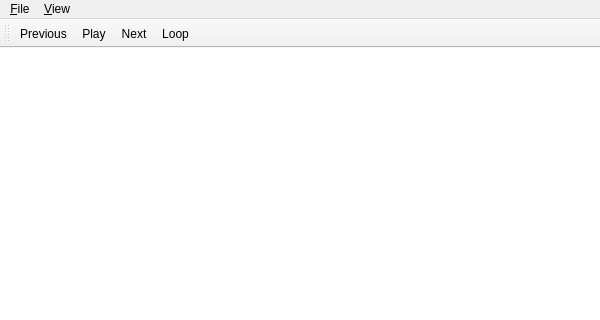
The window that mainwindow.ui (nilsding/foxbox) describes before a commit, drawn with Qt 5.
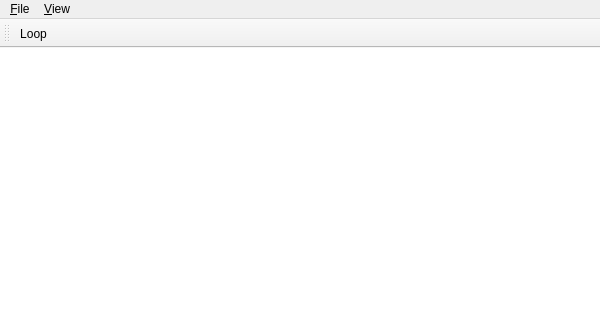
The same window after the commit. Icons and pictures are not drawn.

```diff
--- a/mainwindow.ui
+++ b/mainwindow.ui
@@ -92,9 +92,6 @@
    <attribute name="toolBarBreak">
     <bool>false</bool>
    </attribute>
-   <addaction name="qaPrevious"/>
-   <addaction name="qaPlayPause"/>
-   <addaction name="qaNext"/>
    <addaction name="qaLoop"/>
   </widget>
   <action name="qaPlayPause">
```
